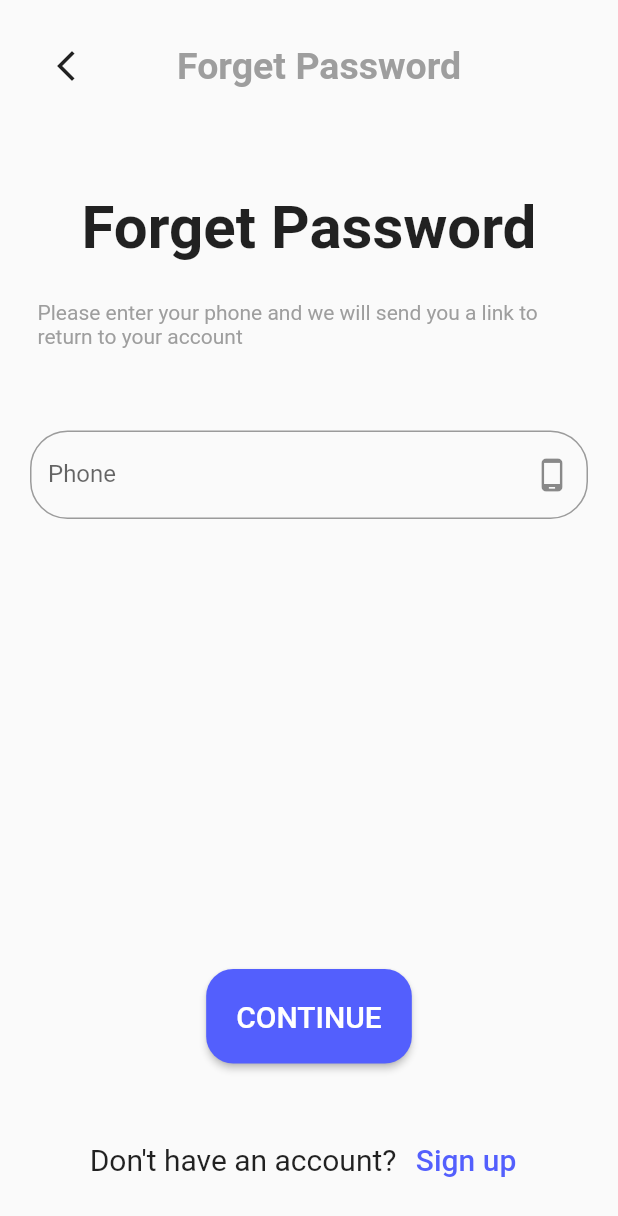
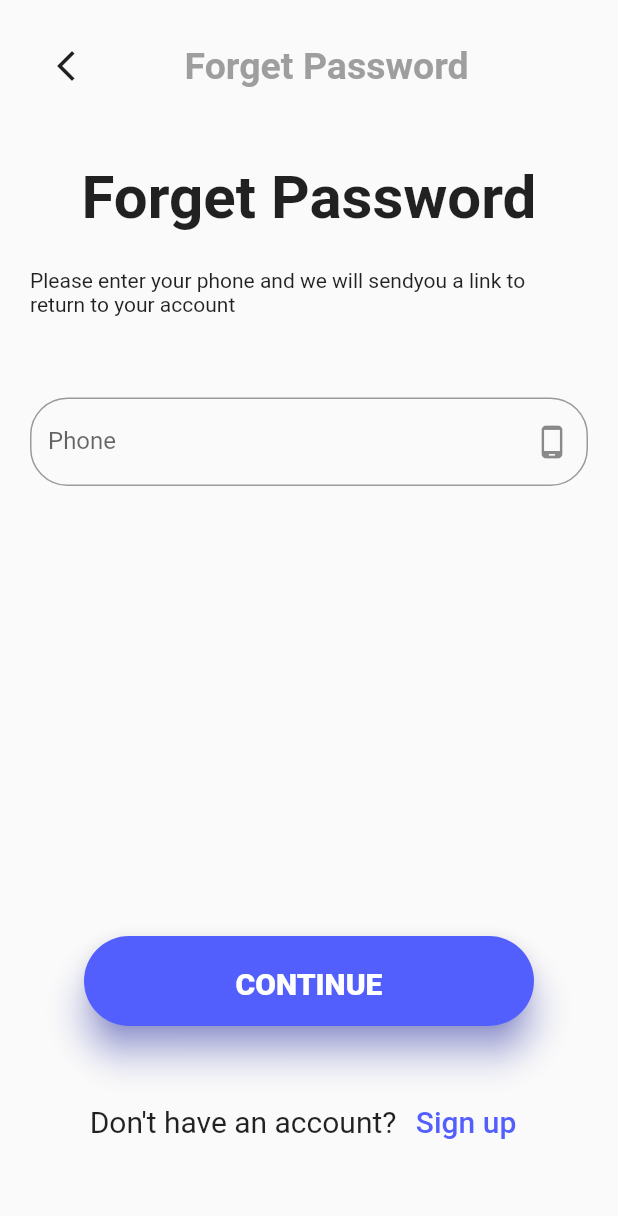
Before and after one commit to RatchanonKhampho/EvStationFinder, a Flutter app: the ForgetPhone screen opened directly, on a phone screen of 412 x 824 dp. Shown: the top 1216 px of the screen. Run offline on Flutter 3.47's test engine with Material 2 defaults, Android fonts, the phone set to English and light mode, and no system bars; our stand-ins replace firebase_auth, firebase_core, google_sign_in; missing offline and left inert: flutter_facebook_auth; accounts and stored records are empty.

Commit message:
Update forget_phone.dart

```diff
--- a/lib/screens/forget_phone.dart
+++ b/lib/screens/forget_phone.dart
@@ -27,7 +27,7 @@ class _ForgetPhoneState extends State<ForgetPhone> {
                   icon: const Icon(Icons.arrow_back_ios_new),
                 ),
                 const SizedBox(
-                  width: 50,
+                  width: 55,
                 ),
                 const Text(
                   "Forget Password",
@@ -39,7 +39,7 @@ class _ForgetPhoneState extends State<ForgetPhone> {
               ],
             ),
             const SizedBox(
-              height: 40,
+              height: 20,
             ),
             const Padding(
               padding: EdgeInsets.all(20.0),
@@ -52,19 +52,18 @@ class _ForgetPhoneState extends State<ForgetPhone> {
                 ],
               ),
             ),
-            const SizedBox(),
-            const Padding(
-              padding: EdgeInsets.all(5.0),
-              // ignore: unnecessary_const
-              child: const Column(
-                children: [
-                  Padding(padding: EdgeInsets.only(right: 20, left: 20)),
-                  Text(
-                    'Please enter your phone and we will send you a link to return to your account',
-                    style: TextStyle(color: Colors.grey),
+            Row(
+              children: [
+                Container(
+                  height: 40,
+                  width: 370,
+                  child: Align(
+                    alignment: Alignment.center,
+                    child: Text(
+                        "Please enter your phone and we will sendyou a link to return to your account"),
                   ),
-                ],
-              ),
+                )
+              ],
             ),
             const SizedBox(
               height: 50,
@@ -86,16 +85,15 @@ class _ForgetPhoneState extends State<ForgetPhone> {
                   context,
                   MaterialPageRoute(
                       builder: (context) => const CreatePassword())),
-              style: ButtonStyle(
-                shape: MaterialStateProperty.all<RoundedRectangleBorder>(
-                  RoundedRectangleBorder(
-                    borderRadius: BorderRadius.circular(18.0),
-                  ),
-                ),
-                backgroundColor:
-                    MaterialStateProperty.all<Color>(backgroundblue),
-                padding: MaterialStateProperty.all(const EdgeInsets.all(20)),
-              ),
+              style: ElevatedButton.styleFrom(
+                  padding: EdgeInsets.all(20.0),
+                  fixedSize: Size(300, 60),
+                  textStyle:
+                      TextStyle(fontSize: 20, fontWeight: FontWeight.w800),
+                  primary: backgroundblue,
+                  elevation: 10,
+                  shadowColor: backgroundblue,
+                  shape: StadiumBorder()),
               child: const Text(
                 "CONTINUE",
                 style: TextStyle(fontSize: 20, color: Colors.white),
```
